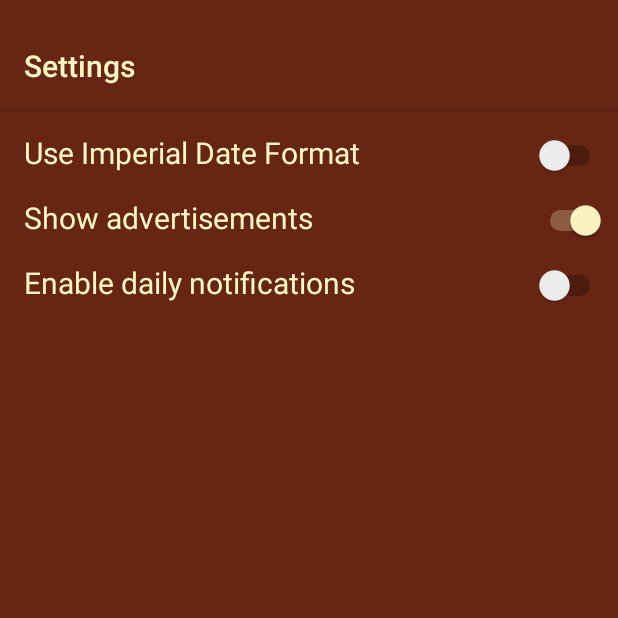
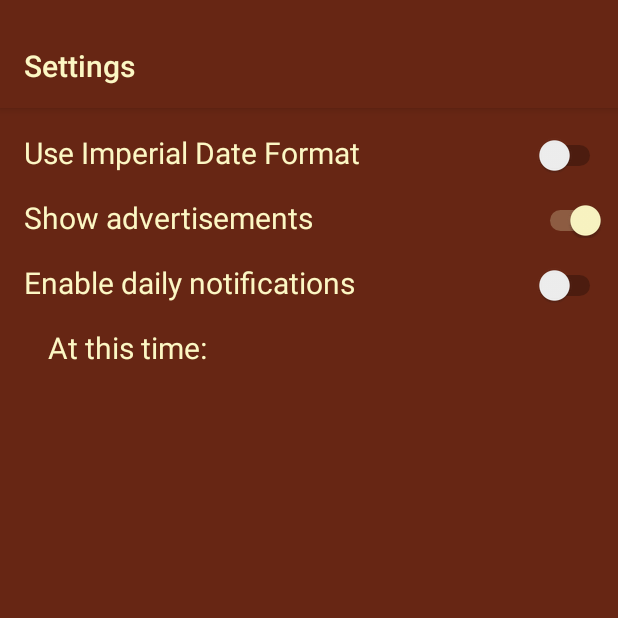
Before and after one commit to Rastamas/WarhammerQuoteOfTheDay, an Android app: the SettingsActivity screen opened directly, with no data from a screen before it, on a phone screen of 412 x 824 dp, the top half of it. Run offline under Robolectric (Android 15) with nearby library versions, the light colour scheme and no system bars.

Commit message:
Add customization to notification time.

```diff
--- a/app/src/main/res/layout/activity_settings.xml
+++ b/app/src/main/res/layout/activity_settings.xml
@@ -75,6 +75,20 @@
             android:layout_width="wrap_content"
             android:layout_height="wrap_content"
             android:layout_weight="3"/>
+
+    </TableRow>
+    <TableRow
+        android:layout_width="match_parent"
+        android:layout_height="wrap_content"
+        android:paddingEnd="8dp"
+        android:paddingStart="0dp">
+        <TextView
+            android:id="@+id/textview_when"
+            style="@style/SettingsTextView"
+            android:text="@string/at_this_time"
+            android:paddingStart="32dp"
+            />
+
     </TableRow>
 
 </TableLayout>
--- a/app/src/main/res/values/strings.xml
+++ b/app/src/main/res/values/strings.xml
@@ -84,4 +84,5 @@
     <string name="banner_ad_unit_id">ca-app-pub-3940256099942544/6300978111</string>
     <string name="show_advertisements">Show advertisements</string>
     <string name="enable_daily_notifications">Enable daily notifications</string>
+    <string name="at_this_time">At this time:</string>
 </resources>
--- a/app/src/main/res/values/styles.xml
+++ b/app/src/main/res/values/styles.xml
@@ -13,6 +13,7 @@
         <item name="android:textColorSecondaryInverse">@color/bloodRavenAccent</item>
         <item name="android:colorForeground">@android:color/background_dark</item>
         <item name="android:datePickerDialogTheme">@style/DatePickerDialogTheme</item>
+        <item name="android:timePickerDialogTheme">@style/DatePickerDialogTheme</item>
     </style>
     <style name="Eldar1" parent="Theme.AppCompat.Light.NoActionBar">
         <item name="colorPrimary">@color/eldar1Primary</item>
```
Also changed, not shown: app/src/main/java/com/rastamas/warhammerquoteoftheday/SettingsActivity.java (+38 -3 lines), 2 other files.
